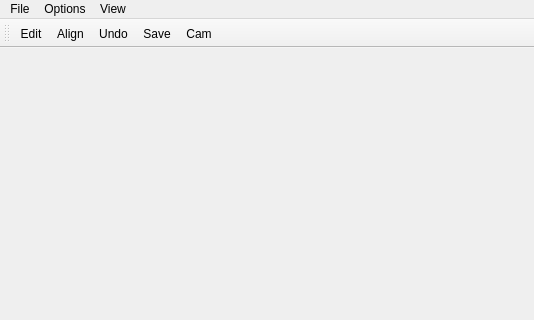
This is src/vrmain.ui in AjayLimaye/lasVR as Qt 5 draws it before an edit; both pictures show x 0 to 534 and y 0 to 320 of the 534 by 574 pixel window. The edited form follows.
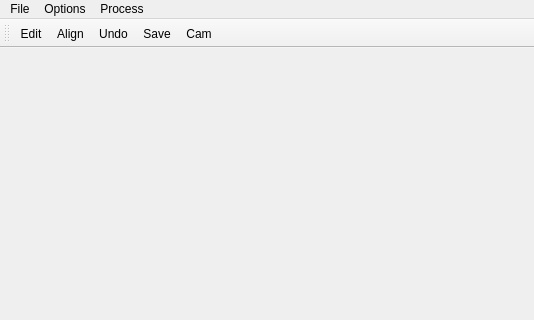
This is the edited form.

The edit to the form file:
```diff
--- a/src/vrmain.ui
+++ b/src/vrmain.ui
@@ -41,14 +41,14 @@
     <addaction name="separator"/>
     <addaction name="actionVRMode"/>
    </widget>
-   <widget class="QMenu" name="menuView">
+   <widget class="QMenu" name="menuProcess">
     <property name="title">
-     <string>View</string>
+     <string>Process</string>
     </property>
    </widget>
    <addaction name="menuFile"/>
    <addaction name="menuOptions"/>
-   <addaction name="menuView"/>
+   <addaction name="menuProcess"/>
   </widget>
   <widget class="QStatusBar" name="statusbar"/>
   <widget class="QToolBar" name="toolBar">
```
Left out of the diff: 15 changed lines with no effect on the pictures.
